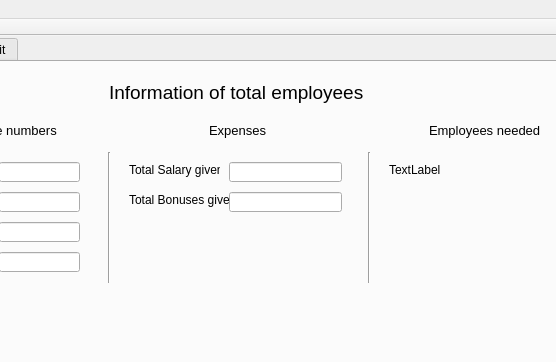
First picture: the form in mainwindow.ui, repository ranto-tanti/HRManager, before the edit; both pictures show x 143 to 699 and y 0 to 362 of the 699 by 606 pixel window.
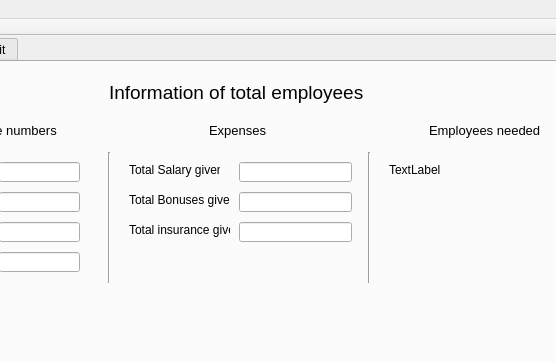
Second picture: the form after the edit. The open tabs and pages were chosen to show the change.

Commit message: Total Salary, bonuses and insurance paid by the company - shown

```diff
--- a/mainwindow.ui
+++ b/mainwindow.ui
@@ -190,7 +190,7 @@
      <widget class="QLineEdit" name="lineEdit_14">
       <property name="geometry">
        <rect>
-        <x>370</x>
+        <x>380</x>
         <y>100</y>
         <width>113</width>
         <height>20</height>
@@ -231,7 +231,7 @@
      <widget class="QLineEdit" name="lineEdit_15">
       <property name="geometry">
        <rect>
-        <x>370</x>
+        <x>380</x>
         <y>130</y>
         <width>113</width>
         <height>20</height>
@@ -282,6 +282,29 @@
        <string>TextLabel</string>
       </property>
      </widget>
+     <widget class="QLineEdit" name="lineEdit_totalInsurance">
+      <property name="geometry">
+       <rect>
+        <x>380</x>
+        <y>160</y>
+        <width>113</width>
+        <height>20</height>
+       </rect>
+      </property>
+     </widget>
+     <widget class="QLabel" name="label_5">
+      <property name="geometry">
+       <rect>
+        <x>270</x>
+        <y>160</y>
+        <width>101</width>
+        <height>16</height>
+       </rect>
+      </property>
+      <property name="text">
+       <string>Total insurance given</string>
+      </property>
+     </widget>
     </widget>
     <widget class="QWidget" name="tab_7">
      <attribute name="title">
```
Left out of the diff: 8 changed lines with no effect on the pictures. The commit also changes 2 other files.
